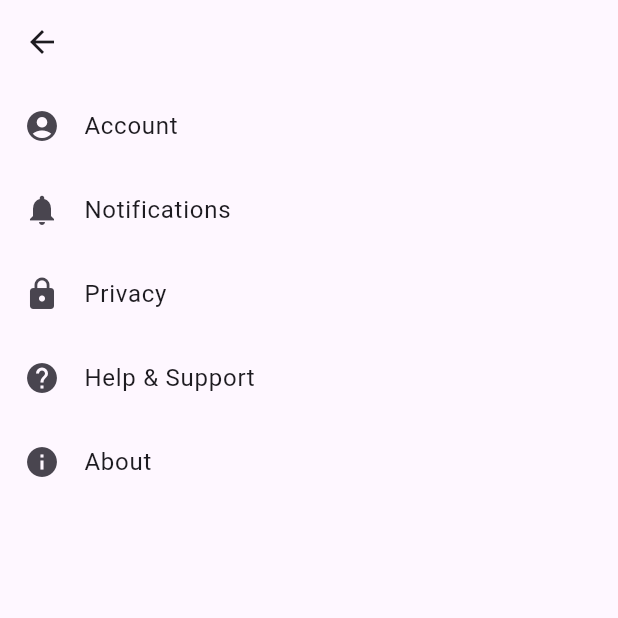
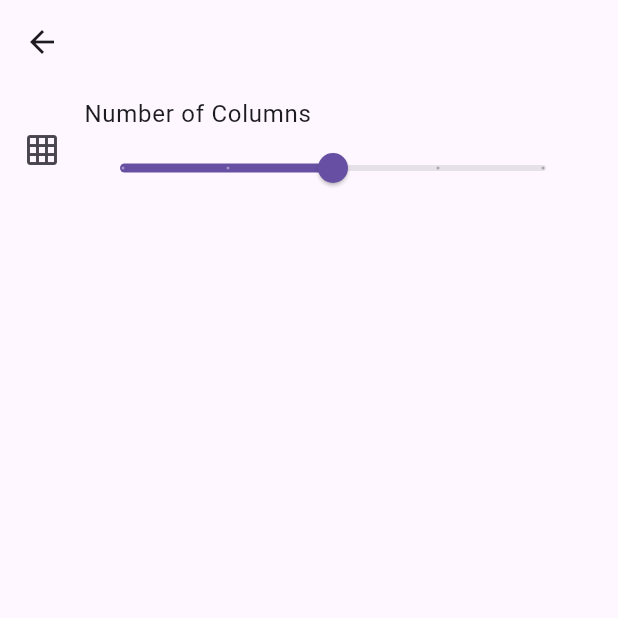
Before and after one commit to hirashain/movie_log, a Flutter app: the screen it shows after launch, after a tap on the "settings" icon, on a phone screen of 412 x 824 dp, the top half of it. Run offline on Flutter 3.47's test engine with Material 3 defaults, Android fonts, the phone set to English and light mode, and no system bars; our stand-ins replace image_picker.

Commit message:
設定画面で列数を変えられるようになった

```diff
--- a/lib/main.dart
+++ b/lib/main.dart
@@ -17,7 +17,7 @@ void main() {
         // 受け渡すデータを更新可能にするため、ChangeNotifierProviderを使用
         // 受け渡すデータとはMovieProvider内で定義される変数たち
         // MovieProviderがChangeNotifierを継承(or mixin)するのが条件
-        ChangeNotifierProvider(create: (_) => MovieProvider()),
+        ChangeNotifierProvider(create: (_) => MovieLogProvider()),
       ],
       // アプリの本体
       // MultiProviderに紐づいている
@@ -102,10 +102,9 @@ class HomeScreenState extends State<HomeScreen> {
           ),
           // 設定ボタン
           IconButton(
-            onPressed: () {
+            onPressed: () async {
               Navigator.push(
                 context,
-                // 遷移先の画面
                 MaterialPageRoute(
                   builder: (context) => const Settings(),
                 ),
--- a/lib/models/movie.dart
+++ b/lib/models/movie.dart
@@ -14,13 +14,20 @@ class Movie {
       required this.isFavorite});
 }
 
-class MovieProvider with ChangeNotifier {
+class MovieLogProvider with ChangeNotifier {
+  int _numColumns = 3;
   final List<Movie> _movies = [];
 
+  int get numColumns => _numColumns;
   List<Movie> get movies => _movies;
 
   void addMovieList(Movie movie) {
     _movies.add(movie);
+    notifyListeners();
+  }
+
+  void changeNumColumns(int num) {
+    _numColumns = num;
     notifyListeners();
   }
 
--- a/lib/screens/add_movie.dart
+++ b/lib/screens/add_movie.dart
@@ -67,7 +67,7 @@ class MovieAdditionState extends State<MovieAddition> {
         image: _selectedImage,
         comment: comment,
         isFavorite: _isFavorite);
-    context.read<MovieProvider>().addMovieList(newMovie);
+    context.read<MovieLogProvider>().addMovieList(newMovie);
   }
 
   @override
--- a/lib/screens/movies.dart
+++ b/lib/screens/movies.dart
@@ -15,8 +15,9 @@ class MoviesState extends State<Movies> {
   @override
   Widget build(BuildContext context) {
     return Scaffold(
-      body: Consumer<MovieProvider>(builder: (context, movieProvider, child) {
-        final movies = movieProvider.movies;
+      body: Consumer<MovieLogProvider>(
+        builder: (context, movieLogProvider, child) {
+          final movies = movieLogProvider.movies;
           return movies.isEmpty
               ? const Center(
                   child: Text(
@@ -25,14 +26,17 @@ class MoviesState extends State<Movies> {
                   ),
                 )
               : GridView.builder(
-                gridDelegate: const SliverGridDelegateWithFixedCrossAxisCount(
-                  crossAxisCount: 3, // 横に3列表示
+                  gridDelegate: SliverGridDelegateWithFixedCrossAxisCount(
+                    crossAxisCount: movieLogProvider.numColumns,
                     crossAxisSpacing: 0, // 列間のスペース
                     mainAxisSpacing: 0, // 行間のスペース
                     childAspectRatio: 0.75, // サムネイルのアスペクト比
                   ),
                   itemCount: widget.onlyFavorite
-                    ? movies.where((movie) => movie.isFavorite).toList().length
+                      ? movies
+                          .where((movie) => movie.isFavorite)
+                          .toList()
+                          .length
                       : movies.length,
                   itemBuilder: (context, index) {
                     final movie = widget.onlyFavorite
@@ -40,7 +44,6 @@ class MoviesState extends State<Movies> {
                             .where((movie) => movie.isFavorite)
                             .toList()[index]
                         : movies[index];
-                  // final movie = movies[index];
                     return GestureDetector(
                         onTap: () {
                           // サムネイルタップ時に映画詳細を表示する処理
@@ -58,7 +61,8 @@ class MoviesState extends State<Movies> {
                             : const Icon(Icons.image, size: 100));
                   },
                 );
-      }),
+        },
+      ),
     );
   }
 }
--- a/lib/screens/settings.dart
+++ b/lib/screens/settings.dart
@@ -1,50 +1,40 @@
 import 'package:flutter/material.dart';
+import 'package:movie_log/models/movie.dart';
+import 'package:provider/provider.dart';
 
-class Settings extends StatelessWidget {
+class Settings extends StatefulWidget {
   const Settings({super.key});
 
+  @override
+  SettingsState createState() => SettingsState();
+}
+
+class SettingsState extends State<Settings> {
   @override
   Widget build(BuildContext context) {
     return Scaffold(
       appBar: AppBar(),
-      body: ListView(
+      body: Consumer<MovieLogProvider>(
+        builder: (context, movieLogProvider, child) {
+          return ListView(
             children: <Widget>[
               ListTile(
-            leading: const Icon(Icons.account_circle),
-            title: const Text('Account'),
-            onTap: () {
-              // Navigate to account settings
+                leading: const Icon(Icons.grid_on),
+                title: const Text('Number of Columns'),
+                subtitle: Slider(
+                  value: movieLogProvider.numColumns.toDouble(),
+                  min: 1,
+                  max: 5,
+                  divisions: 4,
+                  label: movieLogProvider.numColumns.toString(),
+                  onChanged: (double value) {
+                    movieLogProvider.changeNumColumns(value.toInt());
                   },
                 ),
-          ListTile(
-            leading: const Icon(Icons.notifications),
-            title: const Text('Notifications'),
-            onTap: () {
-              // Navigate to notification settings
-            },
-          ),
-          ListTile(
-            leading: const Icon(Icons.lock),
-            title: const Text('Privacy'),
-            onTap: () {
-              // Navigate to privacy settings
-            },
-          ),
-          ListTile(
-            leading: const Icon(Icons.help),
-            title: const Text('Help & Support'),
-            onTap: () {
-              // Navigate to help & support
-            },
-          ),
-          ListTile(
-            leading: const Icon(Icons.info),
-            title: const Text('About'),
-            onTap: () {
-              // Navigate to about page
-            },
               ),
             ],
+          );
+        },
       ),
     );
   }
```
Lines whose indentation alone changed are shown as unchanged.
